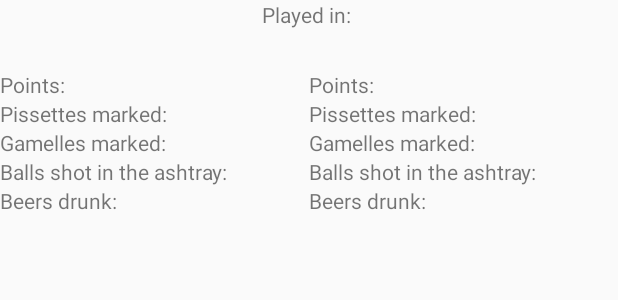
After one commit to Simon-Bru/Fanny, an Android app: the layout item_match.xml on its own in the app's theme, with its tools: preview values and no code run, on a phone screen of 412 x 824 dp. The commit adds this screen. Shown: the top 300 px of the screen. Run offline under Robolectric (Android 15) with nearby library versions, the phone set to English and light mode, and no system bars.

Commit message:
Add Previous matches

```diff
--- a/app/build.gradle
+++ b/app/build.gradle
@@ -25,6 +25,7 @@ dependencies {
     implementation 'com.google.android.gms:play-services-maps:12.0.1'
     implementation 'com.android.support.constraint:constraint-layout:1.0.2'
     implementation 'com.android.support:support-v4:27.1.0'
+    implementation 'com.android.support:recyclerview-v7:27.1.0'
     implementation 'rongi.rotate-layout:rotate-layout:3.0.0'
     testImplementation 'junit:junit:4.12'
     androidTestImplementation 'com.android.support.test:runner:1.0.1'
--- a/app/src/main/java/edu/bruguerolle/rocher/fanny/activities/ImagePickerBaseActivity.java
+++ b/app/src/main/java/edu/bruguerolle/rocher/fanny/activities/ImagePickerBaseActivity.java
@@ -168,7 +168,7 @@ public abstract class ImagePickerBaseActivity extends AppCompatActivity {
             file = new File(directory, fileName);
         } else {
             try {
-                file = File.createTempFile("img", "jpg", getExternalCacheDir());
+                file = File.createTempFile("picture", "jpg", getExternalCacheDir());
             } catch (IOException e) {
                 e.printStackTrace();
             }
--- a/app/src/main/java/edu/bruguerolle/rocher/fanny/services/WebService.java
+++ b/app/src/main/java/edu/bruguerolle/rocher/fanny/services/WebService.java
@@ -175,7 +175,7 @@ public class WebService extends IntentService {
     private void handleActionPut(String matchJson) {
         HttpsURLConnection http = null;
         try {
-            http = (HttpsURLConnection) new URL(ENDPOINT+"/img").openConnection();;
+            http = (HttpsURLConnection) new URL(ENDPOINT+"/picture").openConnection();;
             http.setRequestMethod("PUT");
             http.setDoInput(true);
             http.setDoOutput(true);
--- /dev/null
+++ b/app/src/main/res/layout/item_match.xml
@@ -0,0 +1,221 @@
+<?xml version="1.0" encoding="utf-8"?>
+<LinearLayout
+    xmlns:android="http://schemas.android.com/apk/res/android" android:layout_width="match_parent"
+    android:layout_height="wrap_content"
+    android:orientation="vertical">
+
+    <TextView
+        android:id="@+id/fannyText"
+        android:visibility="gone"
+        android:text="Fanny !!"
+        style="@style/title"
+        android:textColor="@android:color/black"
+        android:layout_width="wrap_content"
+        android:layout_height="wrap_content"
+        android:layout_gravity="center_horizontal"/>
+
+    <LinearLayout
+        android:layout_width="wrap_content"
+        android:layout_height="wrap_content"
+        android:orientation="horizontal"
+        android:layout_gravity="center_horizontal">
+
+        <TextView
+            android:layout_width="wrap_content"
+            android:layout_height="wrap_content"
+            android:text="Played in: "/>
+        <TextView
+            android:id="@+id/location"
+            android:layout_width="wrap_content"
+            android:layout_height="wrap_content"/>
+    </LinearLayout>
+
+    <LinearLayout
+        android:layout_width="match_parent"
+        android:layout_height="wrap_content"
+        android:orientation="horizontal">
+
+        <LinearLayout
+            android:id="@+id/player1Container"
+            style="@style/playerContainer"
+            android:orientation="vertical">
+
+            <TextView
+                android:id="@id/player1Name"
+                android:textSize="20sp"
+                android:layout_width="wrap_content"
+                android:layout_height="wrap_content"
+                android:layout_gravity="center_horizontal"/>
+
+            <LinearLayout
+                android:layout_width="match_parent"
+                android:layout_height="wrap_content"
+                android:orientation="horizontal">
+                <TextView
+                    android:layout_width="wrap_content"
+                    android:layout_height="wrap_content"
+                    android:text="Points: "/>
+                <TextView
+                    android:id="@+id/player1Score"
+                    android:layout_width="wrap_content"
+                    android:layout_height="wrap_content"
+                    android:text=""/>
+            </LinearLayout>
+
+            <LinearLayout
+                android:layout_width="match_parent"
+                android:layout_height="wrap_content"
+                android:orientation="horizontal">
+                <TextView
+                    android:layout_width="wrap_content"
+                    android:layout_height="wrap_content"
+                    android:text="Pissettes marked: "/>
+                <TextView
+                    android:id="@+id/player1Pissettes"
+                    android:layout_width="wrap_content"
+                    android:layout_height="wrap_content"
+                    android:text=""/>
+            </LinearLayout>
+
+            <LinearLayout
+                android:layout_width="match_parent"
+                android:layout_height="wrap_content"
+                android:orientation="horizontal">
+                <TextView
+                    android:layout_width="wrap_content"
+                    android:layout_height="wrap_content"
+                    android:text="Gamelles marked: "/>
+                <TextView
+                    android:id="@+id/player1Gammelle"
+                    android:layout_width="wrap_content"
+                    android:layout_height="wrap_content"
+                    android:text=""/>
+            </LinearLayout>
+
+            <LinearLayout
+                android:layout_width="match_parent"
+                android:layout_height="wrap_content"
+                android:orientation="horizontal">
+                <TextView
+                    android:layout_width="wrap_content"
+                    android:layout_height="wrap_content"
+                    android:text="Balls shot in the ashtray: "/>
+                <TextView
+                    android:id="@+id/player1Cendar"
+                    android:layout_width="wrap_content"
+                    android:layout_height="wrap_content"
+                    android:text=""/>
+            </LinearLayout>
+            <LinearLayout
+                android:layout_width="match_parent"
+                android:layout_height="wrap_content"
+                android:orientation="horizontal">
+                <TextView
+                    android:layout_width="wrap_content"
+                    android:layout_height="wrap_content"
+                    android:text="Beers drunk: "/>
+                <TextView
+                    android:id="@+id/player1Beer"
+                    android:layout_width="wrap_content"
+                    android:layout_height="wrap_content"
+                    android:text=""/>
+            </LinearLayout>
+        </LinearLayout>
+
+        <LinearLayout
+            android:id="@+id/player2Container"
+            style="@style/playerContainer"
+            android:orientation="vertical">
+
+            <TextView
+                android:id="@id/player2Name"
+                android:textSize="20sp"
+                android:layout_width="wrap_content"
+                android:layout_height="wrap_content"
+                android:layout_gravity="center_horizontal"/>
+
+            <LinearLayout
+                android:layout_width="match_parent"
+                android:layout_height="wrap_content"
+                android:orientation="horizontal">
+                <TextView
+                    android:layout_width="wrap_content"
+                    android:layout_height="wrap_content"
+                    android:text="Points: "/>
+                <TextView
+                    android:id="@+id/player2Score"
+                    android:layout_width="wrap_content"
+                    android:layout_height="wrap_content"
+                    android:text=""/>
+            </LinearLayout>
+
+            <LinearLayout
+                android:layout_width="match_parent"
+                android:layout_height="wrap_content"
+                android:orientation="horizontal">
+                <TextView
+                    android:layout_width="wrap_content"
+                    android:layout_height="wrap_content"
+                    android:text="Pissettes marked: "/>
+                <TextView
+                    android:id="@+id/player2Pissettes"
+                    android:layout_width="wrap_content"
+                    android:layout_height="wrap_content"
+                    android:text=""/>
+            </LinearLayout>
+
+            <LinearLayout
+                android:layout_width="match_parent"
+                android:layout_height="wrap_content"
+                android:orientation="horizontal">
+                <TextView
+                    android:layout_width="wrap_content"
+                    android:layout_height="wrap_content"
+                    android:text="Gamelles marked: "/>
+                <TextView
+                    android:id="@+id/player2Gammelle"
+                    android:layout_width="wrap_content"
+                    android:layout_height="wrap_content"
+                    android:text=""/>
+            </LinearLayout>
+
+            <LinearLayout
+                android:layout_width="match_parent"
+                android:layout_height="wrap_content"
+                android:orientation="horizontal">
+                <TextView
+                    android:layout_width="wrap_content"
+                    android:layout_height="wrap_content"
+                    android:text="Balls shot in the ashtray: "/>
+                <TextView
+                    android:id="@+id/player2Cendar"
+                    android:layout_width="wrap_content"
+                    android:layout_height="wrap_content"
+                    android:text=""/>
+            </LinearLayout>
+            <LinearLayout
+                android:layout_width="match_parent"
+                android:layout_height="wrap_content"
+                android:orientation="horizontal">
+                <TextView
+                    android:layout_width="wrap_content"
+                    android:layout_height="wrap_content"
+                    android:text="Beers drunk: "/>
+                <TextView
+                    android:id="@+id/player2Beer"
+                    android:layout_width="wrap_content"
+                    android:layout_height="wrap_content"
+                    android:text=""/>
+            </LinearLayout>
+        </LinearLayout>
+    </LinearLayout>
+
+    <ImageView
+        android:id="@+id/matchPicture"
+        android:visibility="gone"
+        android:layout_width="300dp"
+        android:layout_height="wrap_content"
+        android:scaleType="centerCrop"
+        android:adjustViewBounds="true"
+        android:contentDescription="Match picture" />
+</LinearLayout>
--- a/app/src/main/res/values/styles.xml
+++ b/app/src/main/res/values/styles.xml
@@ -43,4 +43,9 @@
         <item name="android:textColor">@drawable/active_btn_text</item>
     </style>
 
+    <style name="playerContainer">
+        <item name="android:layout_width">wrap_content</item>
+        <item name="android:layout_height">wrap_content</item>
+        <item name="android:layout_weight">0.5</item>
+    </style>
 </resources>
```
Also changed, not shown: app/src/main/java/edu/bruguerolle/rocher/fanny/activities/PreviousMatches.java (+85 -2 lines), app/src/main/java/edu/bruguerolle/rocher/fanny/adapter/MatchesAdapter.java (added, +109 -0 lines), app/src/main/java/edu/bruguerolle/rocher/fanny/db/DBHelper.java (+41 -0 lines), app/src/main/java/edu/bruguerolle/rocher/fanny/model/Match.java (+19 -0 lines), app/src/main/java/edu/bruguerolle/rocher/fanny/model/Player.java (+11 -0 lines), app/src/main/res/layout/activity_previous_matches.xml (added, +29 -0 lines), app/src/main/res/layout/previous_matches.xml (deleted, +0 -8 lines).
